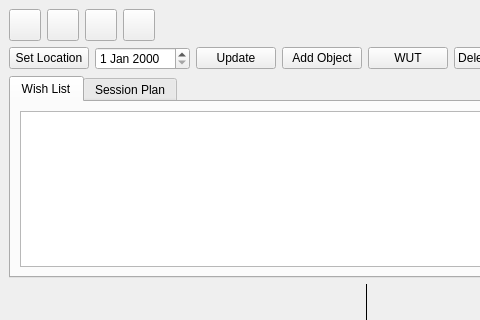
KDE/kstars, file kstars/tools/observinglist.ui: the form before one commit; both pictures show x 0 to 480 and y 0 to 320 of the 861 by 650 pixel window.
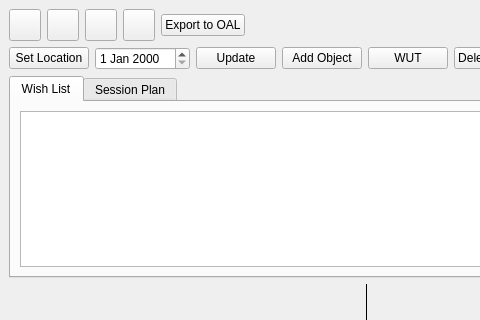
The form after the commit. Custom widgets are drawn as their Qt base class.

The edit to the form file:
```diff
--- a/kstars/tools/observinglist.ui
+++ b/kstars/tools/observinglist.ui
@@ -161,6 +161,13 @@
        </property>
       </widget>
      </item>
+     <item>
+      <widget class="QPushButton" name="OALExport">
+       <property name="text">
+        <string>Export to OAL</string>
+       </property>
+      </widget>
+     </item>
      <item>
       <spacer name="Spacer1">
        <property name="orientation">
```
